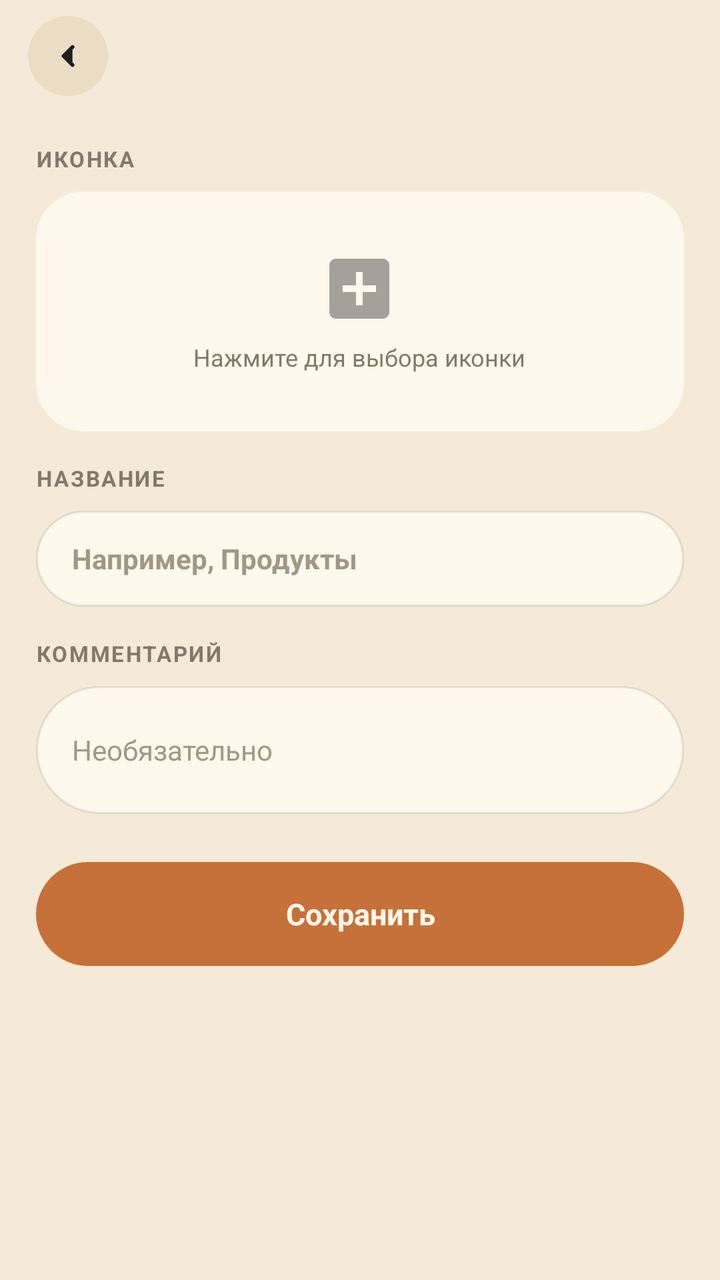
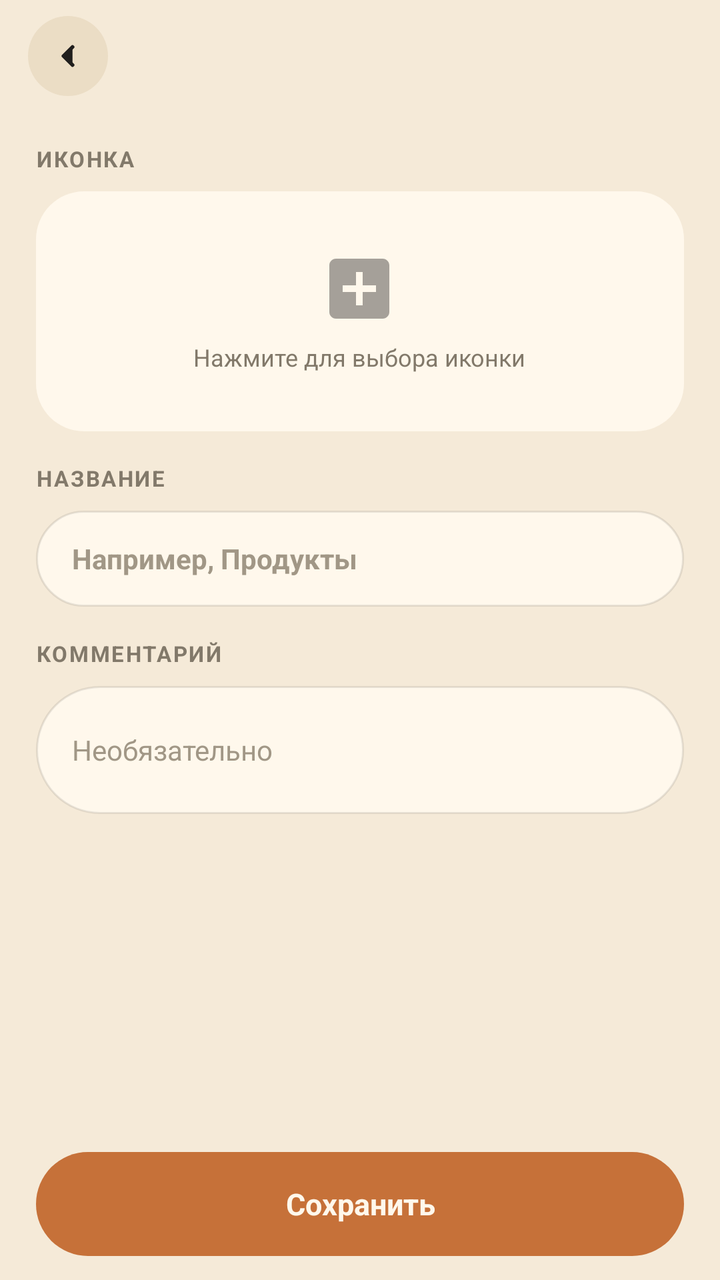

Compare the two renders of this Android layout. The source of the first and the diff that turns it into the second are given below.
<!-- AndroidManifest.xml: activity theme AppTheme.NoActionBar -->
<!-- res/layout/activity_add_category.xml -->
<?xml version="1.0" encoding="utf-8"?>

<LinearLayout xmlns:android="http://schemas.android.com/apk/res/android"
    android:layout_width="match_parent"
    android:layout_height="match_parent"
    android:background="@color/colorBackground"
    android:orientation="vertical">

    <include layout="@layout/view_screen_header"/>

    <ScrollView
        android:layout_width="match_parent"
        android:layout_height="0dp"
        android:layout_weight="1"
        android:scrollbars="none">

        <LinearLayout
            android:layout_width="match_parent"
            android:layout_height="wrap_content"
            android:orientation="vertical"
            android:padding="18dp">

            <TextView style="@style/SettingsGroupLabel" android:text="Иконка"/>

            <FrameLayout
                android:id="@+id/iconPickerContainer"
                android:layout_width="match_parent"
                android:layout_height="120dp"
                android:layout_marginBottom="16dp"
                android:background="@drawable/bg_card"
                android:clickable="true"
                android:focusable="true"
                android:onClick="pickIconClick">

                <ImageView
                    android:id="@+id/imgIconPreview"
                    android:layout_width="96dp"
                    android:layout_height="96dp"
                    android:layout_gravity="center"
                    android:contentDescription="@null"
                    android:scaleType="centerInside"
                    android:visibility="gone"/>

                <LinearLayout
                    android:id="@+id/iconPickerHint"
                    android:layout_width="wrap_content"
                    android:layout_height="wrap_content"
                    android:layout_gravity="center"
                    android:gravity="center"
                    android:orientation="vertical">

                    <ImageView
                        android:layout_width="40dp"
                        android:layout_height="40dp"
                        android:alpha="0.35"
                        android:contentDescription="@null"
                        android:src="@drawable/ic_add_box_black_24dp"/>

                    <TextView
                        android:layout_width="wrap_content"
                        android:layout_height="wrap_content"
                        android:layout_marginTop="6dp"
                        android:text="Нажмите для выбора иконки"
                        android:textColor="@color/colorTextSecondary"
                        android:textSize="12sp"/>
                </LinearLayout>
            </FrameLayout>

            <TextView style="@style/SettingsGroupLabel" android:text="Название"/>

            <EditText
                android:id="@+id/editCategoryName"
                style="@style/FormInputPill"
                android:hint="Например, Продукты"
                android:inputType="textCapSentences"/>

            <TextView style="@style/SettingsGroupLabel" android:text="Комментарий"/>

            <EditText
                android:id="@+id/editCategoryComment"
                android:layout_width="match_parent"
                android:layout_height="wrap_content"
                android:layout_marginBottom="24dp"
                android:background="@drawable/bg_input_pill"
                android:hint="Необязательно"
                android:inputType="textMultiLine"
                android:minHeight="64dp"
                android:paddingLeft="18dp"
                android:paddingRight="18dp"
                android:paddingTop="12dp"
                android:paddingBottom="12dp"
                android:textColor="@color/colorTextPrimary"
                android:textColorHint="@color/colorTextHint"
                android:textSize="14sp"/>

            <TextView
                android:layout_width="match_parent"
                android:layout_height="52dp"
                android:background="@drawable/bg_pill_primary"
                android:clickable="true"
                android:focusable="true"
                android:gravity="center"
                android:onClick="btnSaveClick"
                android:text="Сохранить"
                android:textColor="@color/colorSurface"
                android:textSize="15sp"
                android:textStyle="bold"/>
        </LinearLayout>
    </ScrollView>
</LinearLayout>
<!-- res/layout/view_screen_header.xml (included above) -->
<?xml version="1.0" encoding="utf-8"?>

<LinearLayout xmlns:android="http://schemas.android.com/apk/res/android"
    android:layout_width="match_parent"
    android:layout_height="wrap_content"
    android:gravity="center_vertical"
    android:orientation="horizontal"
    android:paddingLeft="14dp"
    android:paddingRight="14dp"
    android:paddingTop="8dp"
    android:paddingBottom="6dp">

    <ImageButton
        android:id="@+id/btnUp"
        android:layout_width="40dp"
        android:layout_height="40dp"
        android:background="@drawable/bg_pill_secondary"
        android:contentDescription="Назад"
        android:padding="11dp"
        android:scaleType="fitCenter"
        android:src="@drawable/ic_nav_back"
        android:onClick="btnUp"/>

    <TextView
        android:id="@+id/screenTitle"
        android:layout_width="0dp"
        android:layout_height="wrap_content"
        android:layout_weight="1"
        android:layout_marginStart="12dp"
        android:ellipsize="end"
        android:fontFamily="@font/caprasimo"
        android:maxLines="1"
        android:textColor="@color/colorTextPrimary"
        android:textSize="20sp"/>
</LinearLayout>
<!-- resources referenced by this layout -->
<resources>
  <color name="colorBackground">#F5EAD8</color>
  <color name="colorSurface">#FFF8EC</color>
  <color name="colorTextHint">#A19786</color>
  <color name="colorTextPrimary">#201E1D</color>
  <color name="colorTextSecondary">#82796A</color>
  <!-- drawable bg_card (drawable) -->
  <?xml version="1.0" encoding="utf-8"?>
  <shape xmlns:android="http://schemas.android.com/apk/res/android">
      <solid android:color="@color/colorSurface"/>
      <corners android:radius="24dp"/>
  </shape>
  <!-- drawable bg_input_pill (drawable) -->
  <?xml version="1.0" encoding="utf-8"?>
  <shape xmlns:android="http://schemas.android.com/apk/res/android">
      <solid android:color="@color/colorSurface"/>
      <corners android:radius="999dp"/>
      <stroke android:width="1dp" android:color="@color/colorCardBorder"/>
  </shape>
  <!-- drawable bg_pill_primary (drawable) -->
  <?xml version="1.0" encoding="utf-8"?>
  <ripple xmlns:android="http://schemas.android.com/apk/res/android"
      android:color="@color/colorPrimaryDark">
      <item>
          <shape>
              <solid android:color="@color/colorPrimary"/>
              <corners android:radius="999dp"/>
          </shape>
      </item>
  </ripple>
  <!-- drawable bg_pill_secondary (drawable) -->
  <?xml version="1.0" encoding="utf-8"?>
  <ripple xmlns:android="http://schemas.android.com/apk/res/android"
      android:color="@color/colorPrimaryLight">
      <item>
          <shape>
              <solid android:color="@color/colorSurfaceAlt"/>
              <corners android:radius="999dp"/>
          </shape>
      </item>
  </ripple>
  <!-- drawable ic_add_box_black_24dp (drawable) -->
  <vector xmlns:android="http://schemas.android.com/apk/res/android"
          android:width="24dp"
          android:height="24dp"
          android:viewportWidth="24.0"
          android:viewportHeight="24.0">
      <path
          android:fillColor="#FF000000"
          android:pathData="M19,3L5,3c-1.11,0 -2,0.9 -2,2v14c0,1.1 0.89,2 2,2h14c1.1,0 2,-0.9 2,-2L21,5c0,-1.1 -0.9,-2 -2,-2zM17,13h-4v4h-2v-4L7,13v-2h4L11,7h2v4h4v2z"/>
  </vector>
  <!-- drawable ic_nav_back (drawable) -->
  <?xml version="1.0" encoding="utf-8"?>
  <vector xmlns:android="http://schemas.android.com/apk/res/android"
      android:width="18dp" android:height="18dp" android:viewportWidth="24" android:viewportHeight="24">
      <path android:fillColor="@color/colorTextPrimary" android:pathData="M15,6 L9,12 L15,18"
          android:strokeColor="@color/colorTextPrimary" android:strokeWidth="2.5" android:strokeLineCap="round" android:strokeLineJoin="round"/>
  </vector>
  <style name="SettingsGroupLabel">
          <item name="android:layout_width">wrap_content</item>
          <item name="android:layout_height">wrap_content</item>
          <item name="android:textAllCaps">true</item>
          <item name="android:textSize">11sp</item>
          <item name="android:textStyle">bold</item>
          <item name="android:letterSpacing">0.08</item>
          <item name="android:textColor">@color/colorTextSecondary</item>
          <item name="android:layout_marginBottom">9dp</item>
      </style>
  <style name="AppTheme.NoActionBar">
          <item name="windowActionBar">false</item>
          <item name="windowNoTitle">true</item>
      </style>
  <color name="colorCardBorder">#1A201E1D</color>
  <color name="colorPrimaryDark">#B2622D</color>
  <color name="colorPrimary">#C67139</color>
  <color name="colorPrimaryLight">#F6A06B</color>
  <color name="colorSurfaceAlt">#EBDDC5</color>
  <!-- unchanged entries left out for length: 1 -->
</resources>

<!-- the commit's change to res/layout/activity_add_category.xml (unified diff, before → after) -->
@@ -93,20 +93,34 @@
                 android:textColorHint="@color/colorTextHint"
                 android:textSize="14sp"/>
 
-            <TextView
-                android:layout_width="match_parent"
-                android:layout_height="52dp"
-                android:background="@drawable/bg_pill_primary"
-                android:clickable="true"
-                android:focusable="true"
-                android:gravity="center"
-                android:onClick="btnSaveClick"
-                android:text="Сохранить"
-                android:textColor="@color/colorSurface"
-                android:textSize="15sp"
-                android:textStyle="bold"/>
         </LinearLayout>
     </ScrollView>
+
+    
+    <FrameLayout
+        android:id="@+id/formActions"
+        android:layout_width="match_parent"
+        android:layout_height="wrap_content"
+        android:background="@color/colorBackground"
+        android:paddingLeft="18dp"
+        android:paddingRight="18dp"
+        android:paddingTop="8dp"
+        android:paddingBottom="12dp">
+
+        <TextView
+            android:id="@+id/btnSave"
+            android:layout_width="match_parent"
+            android:layout_height="52dp"
+            android:background="@drawable/bg_pill_primary"
+            android:clickable="true"
+            android:focusable="true"
+            android:gravity="center"
+            android:onClick="btnSaveClick"
+            android:text="Сохранить"
+            android:textColor="@color/colorSurface"
+            android:textSize="15sp"
+            android:textStyle="bold"/>
+    </FrameLayout>
 </LinearLayout>
 <!-- res/layout/view_screen_header.xml (included above) -->
 <?xml version="1.0" encoding="utf-8"?>
